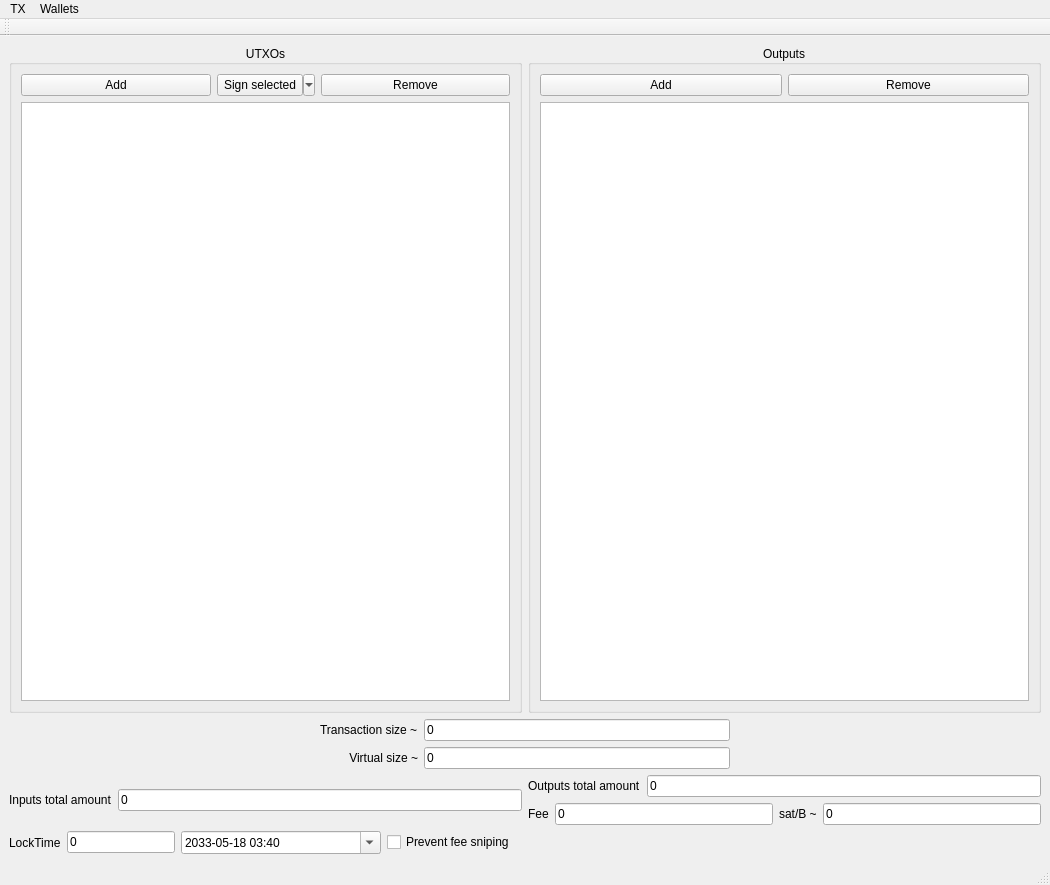
Qt form ui/mainwindow.ui (gbizzotto/ourWallet) before a commit.
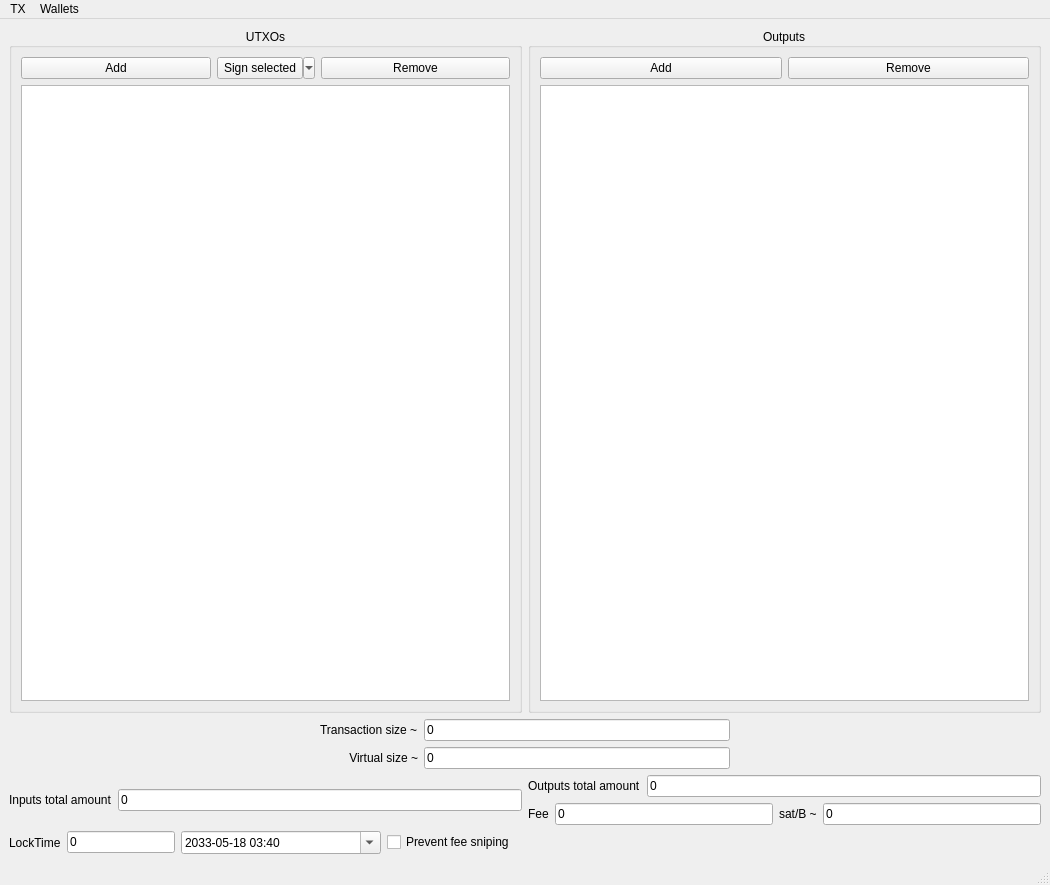
The same form after that commit.

Commit message: Remove useless toolbar.

Patch:
```diff
--- a/ui/mainwindow.ui
+++ b/ui/mainwindow.ui
@@ -430,17 +430,6 @@
    <addaction name="menuWallets"/>
   </widget>
   <widget class="QStatusBar" name="statusbar"/>
-  <widget class="QToolBar" name="toolBar">
-   <property name="windowTitle">
-    <string>toolBar</string>
-   </property>
-   <attribute name="toolBarArea">
-    <enum>TopToolBarArea</enum>
-   </attribute>
-   <attribute name="toolBarBreak">
-    <bool>false</bool>
-   </attribute>
-  </widget>
   <action name="importPushButton">
    <property name="text">
     <string>Import...</string>
```
The commit also changes 2 other files.
